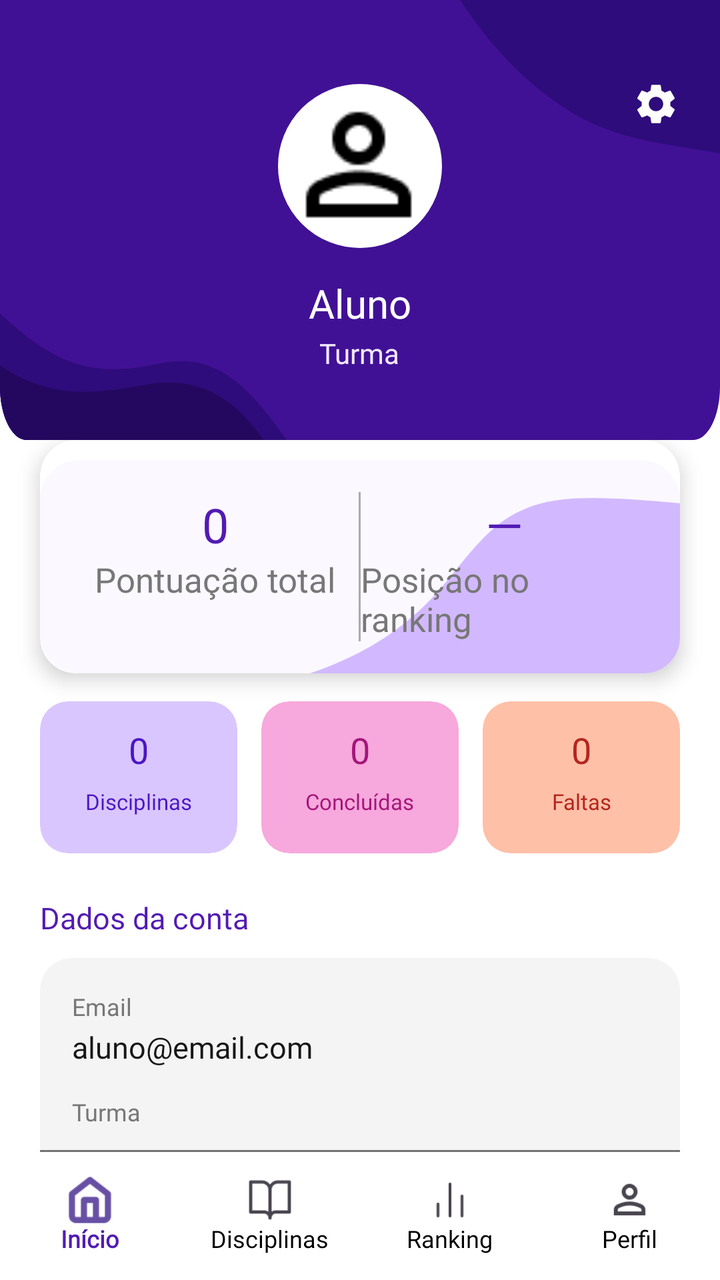
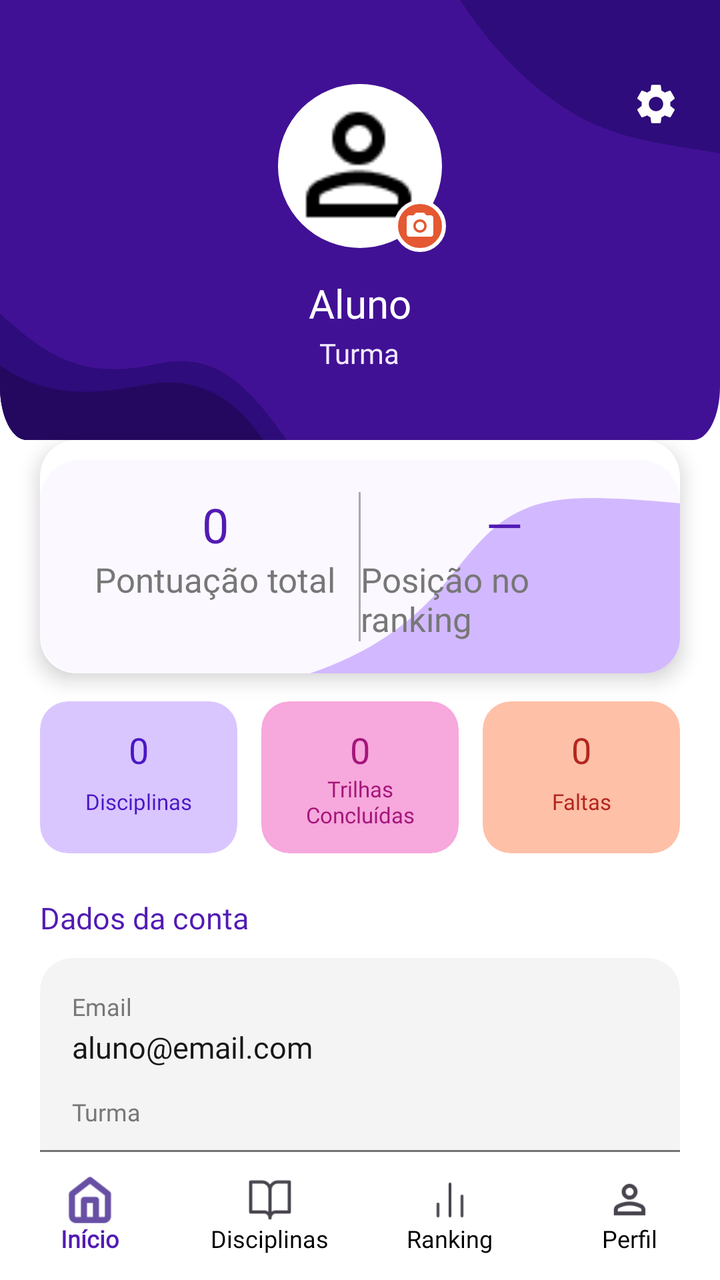

The first picture is an Android layout as it rendered before a commit; the second is the same layout after the commit. The layout source and the unified diff follow.
<!-- AndroidManifest.xml: application theme Theme.MeuFuturoAgora -->
<!-- res/layout/activity_tela_perfil_aluno.xml -->
<?xml version="1.0" encoding="utf-8"?>
<androidx.constraintlayout.widget.ConstraintLayout xmlns:android="http://schemas.android.com/apk/res/android"
    xmlns:app="http://schemas.android.com/apk/res-auto"
    xmlns:tools="http://schemas.android.com/tools"
    android:id="@+id/main"
    android:layout_width="match_parent"
    android:layout_height="match_parent"
    android:background="@android:color/white"
    tools:context=".TelaPerfilAluno">

    <androidx.core.widget.NestedScrollView
        android:layout_width="0dp"
        android:layout_height="0dp"
        android:clipToPadding="false"
        android:fillViewport="true"
        app:layout_constraintBottom_toTopOf="@id/bottomNavigation"
        app:layout_constraintEnd_toEndOf="parent"
        app:layout_constraintStart_toStartOf="parent"
        app:layout_constraintTop_toTopOf="parent">

        <LinearLayout
            android:layout_width="match_parent"
            android:layout_height="wrap_content"
            android:orientation="vertical"
            android:paddingBottom="24dp">

            

            <FrameLayout
                android:layout_width="match_parent"
                android:layout_height="wrap_content">

                <LinearLayout
                    android:layout_width="match_parent"
                    android:layout_height="220dp"
                    android:background="@drawable/bg_header_professor"
                    android:gravity="center_horizontal"
                    android:orientation="vertical"
                    android:paddingTop="40dp"
                    android:paddingBottom="20dp">

                    <com.google.android.material.imageview.ShapeableImageView
                        android:id="@+id/imgFotoPerfilAluno"
                        android:layout_width="86dp"
                        android:layout_height="86dp"
                        android:background="#FFFFFF"
                        android:contentDescription="Foto de perfil"
                        android:padding="3dp"
                        android:scaleType="centerCrop"
                        android:src="@drawable/ic_perfil"
                        app:shapeAppearanceOverlay="@style/CircleImageView"
                        app:strokeColor="#FFFFFF"
                        app:strokeWidth="2dp" />

                    <TextView
                        android:id="@+id/tvNomePerfilAluno"
                        android:layout_width="wrap_content"
                        android:layout_height="wrap_content"
                        android:layout_marginTop="12dp"
                        android:fontFamily="@font/poppins_bold"
                        android:text="Aluno"
                        android:textColor="#FFFFFF"
                        android:textSize="20sp" />

                    <TextView
                        android:id="@+id/tvTurmaPerfilAluno"
                        android:layout_width="wrap_content"
                        android:layout_height="wrap_content"
                        android:layout_marginTop="2dp"
                        android:fontFamily="@font/poppins_regular"
                        android:text="Turma"
                        android:textColor="#F2E9FF"
                        android:textSize="14sp" />

                </LinearLayout>

                <ImageView
                    android:id="@+id/btnConfiguracoesAluno"
                    android:layout_width="24dp"
                    android:layout_height="24dp"
                    android:layout_gravity="end|top"
                    android:layout_marginTop="40dp"
                    android:layout_marginEnd="20dp"
                    android:contentDescription="Configurações"
                    android:src="@drawable/ic_configuracoes"
                    app:tint="#FFFFFF" />

            </FrameLayout>

            
            
            

            <androidx.cardview.widget.CardView
                android:layout_width="match_parent"
                android:layout_height="wrap_content"
                android:layout_marginStart="20dp"
                android:layout_marginEnd="20dp"
                app:cardBackgroundColor="@android:color/white"
                app:cardCornerRadius="18dp"
                app:cardElevation="6dp">

                <LinearLayout
                    android:layout_width="match_parent"
                    android:layout_height="wrap_content"
                    android:background="@drawable/bg_card_pontuacao"
                    android:layout_marginTop="10dp"
                    android:orientation="horizontal"
                    android:padding="16dp">

                    <LinearLayout
                        android:layout_width="0dp"
                        android:layout_height="wrap_content"
                        android:layout_weight="1"
                        android:gravity="center_horizontal"
                        android:orientation="vertical">

                        <TextView
                            android:id="@+id/tvPontuacaoTotalAluno"
                            android:layout_width="wrap_content"
                            android:layout_height="wrap_content"
                            android:fontFamily="@font/poppins_bold"
                            android:text="0"
                            android:textColor="@color/roxo_primario"
                            android:textSize="24sp" />

                        <TextView
                            android:layout_width="wrap_content"
                            android:layout_height="wrap_content"
                            android:fontFamily="@font/poppins_regular"
                            android:text="Pontuação total"
                            android:textColor="@color/texto_cinza"
                            android:textSize="17sp" />

                    </LinearLayout>

                    <View
                        android:layout_width="1dp"
                        android:layout_height="match_parent"
                        android:background="@color/linha_cinza" />

                    <LinearLayout
                        android:layout_width="0dp"
                        android:layout_height="wrap_content"
                        android:layout_weight="1"
                        android:gravity="center_horizontal"
                        android:orientation="vertical">

                        <TextView
                            android:id="@+id/tvPosicaoRankingAluno"
                            android:layout_width="wrap_content"
                            android:layout_height="wrap_content"
                            android:fontFamily="@font/poppins_bold"
                            android:text="—"
                            android:textColor="@color/roxo_primario"
                            android:textSize="24sp" />

                        <TextView
                            android:layout_width="wrap_content"
                            android:layout_height="wrap_content"
                            android:fontFamily="@font/poppins_regular"
                            android:text="Posição no ranking"
                            android:textColor="@color/texto_cinza"
                            android:textSize="17sp" />

                    </LinearLayout>

                </LinearLayout>

            </androidx.cardview.widget.CardView>

            

            <LinearLayout
                android:layout_width="match_parent"
                android:layout_height="wrap_content"
                android:layout_marginStart="20dp"
                android:layout_marginTop="14dp"
                android:layout_marginEnd="20dp"
                android:orientation="horizontal">

                <androidx.cardview.widget.CardView
                    android:layout_width="0dp"
                    android:layout_height="wrap_content"
                    android:layout_marginEnd="6dp"
                    android:layout_weight="1"
                    app:cardBackgroundColor="#D9C6FF"
                    app:cardCornerRadius="14dp"
                    app:cardElevation="0dp">

                    <LinearLayout
                        android:layout_width="match_parent"
                        android:layout_height="wrap_content"
                        android:gravity="center"
                        android:orientation="vertical"
                        android:padding="12dp">

                        <TextView
                            android:id="@+id/tvQtdDisciplinasPerfil"
                            android:layout_width="wrap_content"
                            android:layout_height="wrap_content"
                            android:fontFamily="@font/poppins_bold"
                            android:text="0"
                            android:textColor="#4A16C4"
                            android:textSize="18sp" />

                        <TextView
                            android:layout_width="wrap_content"
                            android:layout_height="wrap_content"
                            android:fontFamily="@font/poppins_regular"
                            android:gravity="center"
                            android:lines="2"
                            android:text="Disciplinas"
                            android:textColor="#4A16C4"
                            android:textSize="11sp" />

                    </LinearLayout>

                </androidx.cardview.widget.CardView>

                <androidx.cardview.widget.CardView
                    android:layout_width="0dp"
                    android:layout_height="wrap_content"
                    android:layout_marginStart="6dp"
                    android:layout_marginEnd="6dp"
                    android:layout_weight="1"
                    app:cardBackgroundColor="#F7A8DC"
                    app:cardCornerRadius="14dp"
                    app:cardElevation="0dp">

                    <LinearLayout
                        android:layout_width="match_parent"
                        android:layout_height="wrap_content"
                        android:gravity="center"
                        android:orientation="vertical"
                        android:padding="12dp">

                        <TextView
                            android:id="@+id/tvQtdConcluidasPerfil"
                            android:layout_width="wrap_content"
                            android:layout_height="wrap_content"
                            android:fontFamily="@font/poppins_bold"
                            android:text="0"
                            android:textColor="#A3167A"
                            android:textSize="18sp" />

                        <TextView
                            android:layout_width="wrap_content"
                            android:layout_height="wrap_content"
                            android:fontFamily="@font/poppins_regular"
                            android:gravity="center"
                            android:lines="2"
                            android:text="Concluídas"
                            android:textColor="#A3167A"
                            android:textSize="11sp" />

                    </LinearLayout>

                </androidx.cardview.widget.CardView>

                <androidx.cardview.widget.CardView
                    android:layout_width="0dp"
                    android:layout_height="wrap_content"
                    android:layout_marginStart="6dp"
                    android:layout_weight="1"
                    app:cardBackgroundColor="#FFC0A8"
                    app:cardCornerRadius="14dp"
                    app:cardElevation="0dp">

                    <LinearLayout
                        android:layout_width="match_parent"
                        android:layout_height="wrap_content"
                        android:gravity="center"
                        android:orientation="vertical"
                        android:padding="12dp">

                        <TextView
                            android:id="@+id/tvQtdFaltasPerfil"
                            android:layout_width="wrap_content"
                            android:layout_height="wrap_content"
                            android:fontFamily="@font/poppins_bold"
                            android:text="0"
                            android:textColor="#B3261E"
                            android:textSize="18sp" />

                        <TextView
                            android:layout_width="wrap_content"
                            android:layout_height="wrap_content"
                            android:fontFamily="@font/poppins_regular"
                            android:gravity="center"
                            android:lines="2"
                            android:text="Faltas"
                            android:textColor="#B3261E"
                            android:textSize="11sp" />

                    </LinearLayout>

                </androidx.cardview.widget.CardView>

            </LinearLayout>

            

            <TextView
                android:layout_width="wrap_content"
                android:layout_height="wrap_content"
                android:layout_marginStart="20dp"
                android:layout_marginTop="22dp"
                android:fontFamily="@font/poppins_bold"
                android:text="Dados da conta"
                android:textColor="@color/roxo_primario"
                android:textSize="15sp" />

            <androidx.cardview.widget.CardView
                android:layout_width="match_parent"
                android:layout_height="wrap_content"
                android:layout_marginStart="20dp"
                android:layout_marginTop="10dp"
                android:layout_marginEnd="20dp"
                app:cardBackgroundColor="@color/fundo_cinza_claro"
                app:cardCornerRadius="16dp"
                app:cardElevation="0dp">

                <LinearLayout
                    android:layout_width="match_parent"
                    android:layout_height="wrap_content"
                    android:orientation="vertical"
                    android:padding="16dp">

                    <TextView
                        android:layout_width="wrap_content"
                        android:layout_height="wrap_content"
                        android:fontFamily="@font/poppins_semibold"
                        android:text="Email"
                        android:textColor="@color/texto_cinza"
                        android:textSize="12sp" />

                    <TextView
                        android:id="@+id/tvEmailPerfilAluno"
                        android:layout_width="wrap_content"
                        android:layout_height="wrap_content"
                        android:layout_marginTop="2dp"
                        android:fontFamily="@font/poppins_regular"
                        android:text="aluno@email.com"
                        android:textColor="@color/texto_escuro"
                        android:textSize="15sp" />

                    <TextView
                        android:layout_width="wrap_content"
                        android:layout_height="wrap_content"
                        android:layout_marginTop="14dp"
                        android:fontFamily="@font/poppins_semibold"
                        android:text="Turma"
                        android:textColor="@color/texto_cinza"
                        android:textSize="12sp" />

                    <TextView
                        android:id="@+id/tvTurmaContaPerfilAluno"
                        android:layout_width="wrap_content"
                        android:layout_height="wrap_content"
                        android:layout_marginTop="2dp"
                        android:fontFamily="@font/poppins_regular"
                        android:text="—"
                        android:textColor="@color/texto_escuro"
                        android:textSize="15sp" />

                    <TextView
                        android:layout_width="wrap_content"
                        android:layout_height="wrap_content"
                        android:layout_marginTop="14dp"
                        android:fontFamily="@font/poppins_semibold"
                        android:text="Tipo de conta"
                        android:textColor="@color/texto_cinza"
                        android:textSize="12sp" />

                    <TextView
                        android:layout_width="wrap_content"
                        android:layout_height="wrap_content"
                        android:layout_marginTop="2dp"
                        android:fontFamily="@font/poppins_regular"
                        android:text="Aluno"
                        android:textColor="@color/texto_escuro"
                        android:textSize="15sp" />

                </LinearLayout>

            </androidx.cardview.widget.CardView>

        </LinearLayout>

    </androidx.core.widget.NestedScrollView>

    <View
        android:id="@+id/linhaBottomBar"
        android:layout_width="0dp"
        android:layout_height="1dp"
        android:layout_marginStart="20dp"
        android:layout_marginEnd="20dp"
        android:background="#737373"
        app:layout_constraintBottom_toTopOf="@id/bottomNavigation"
        app:layout_constraintEnd_toEndOf="parent"
        app:layout_constraintStart_toStartOf="parent" />

    <com.google.android.material.bottomnavigation.BottomNavigationView
        android:id="@+id/bottomNavigation"
        android:layout_width="0dp"
        android:layout_height="wrap_content"
        app:paddingBottomSystemWindowInsets="false"
        android:background="@android:color/white"
        android:minHeight="64dp"
        app:itemActiveIndicatorStyle="@style/BottomNavigationActiveIndicator"
        app:itemHorizontalTranslationEnabled="false"
        app:itemIconSize="24dp"
        app:itemIconTint="@null"
        app:itemTextAppearanceActive="@style/BottomNavigationText"
        app:itemTextAppearanceInactive="@style/BottomNavigationText"
        app:itemTextColor="@color/bottom_navigation_text"
        app:labelVisibilityMode="labeled"
        app:layout_constraintBottom_toBottomOf="parent"
        app:layout_constraintEnd_toEndOf="parent"
        app:layout_constraintStart_toStartOf="parent"
        app:menu="@menu/menu_aluno" />

</androidx.constraintlayout.widget.ConstraintLayout>
<!-- resources referenced by this layout -->
<resources>
  <color name="fundo_cinza_claro">#F4F4F4</color>
  <color name="linha_cinza">#AAAAAA</color>
  <color name="roxo_primario">#521BB3</color>
  <color name="texto_cinza">#777777</color>
  <color name="texto_escuro">#171717</color>
  <!-- drawable bg_card_pontuacao (drawable) -->
  <?xml version="1.0" encoding="utf-8"?>
  <layer-list xmlns:android="http://schemas.android.com/apk/res/android">
  
      
      <item>
          <shape android:shape="rectangle">
              <solid android:color="#FBF8FF" />
              <corners android:radius="20dp" />
          </shape>
      </item>
  
      
      <item
          android:gravity="bottom|end">
  
          <vector
              android:width="360dp"
              android:height="100dp"
              android:viewportWidth="360"
              android:viewportHeight="100">
  
              <path
                  android:fillColor="#D2B9FF"
                  android:pathData="
                      M 175,100
  
                      C 205,90 225,75 240,58
                      C 255,40 265,25 282,18
                      C 300,10 325,12 360,15
  
                      L 360,100
                      Z" />
  
          </vector>
  
      </item>
  
  </layer-list>
  <style name="BottomNavigationActiveIndicator">
          <item name="android:color">@android:color/transparent</item>
      </style>
  <style name="BottomNavigationText">
          <item name="android:textSize">12sp</item>
          <item name="android:fontFamily">@font/poppins_semibold</item>
      </style>
  <style name="CircleImageView">
          <item name="cornerFamily">rounded</item>
          <item name="cornerSize">50%</item>
      </style>
  <style name="Theme.MeuFuturoAgora" parent="Base.Theme.MeuFuturoAgora" />
  <style name="Base.Theme.MeuFuturoAgora" parent="Theme.Material3.DayNight.NoActionBar">
          <item name="android:navigationBarColor">@android:color/transparent</item>
      </style>
  <!-- unchanged entries left out for length: 3 -->
</resources>

<!-- the commit's change to res/layout/activity_tela_perfil_aluno.xml (unified diff, before → after) -->
@@ -39,18 +39,34 @@
                     android:paddingTop="40dp"
                     android:paddingBottom="20dp">
 
+                    
+                    <FrameLayout
+                        android:layout_width="wrap_content"
+                        android:layout_height="wrap_content">
+
                     <com.google.android.material.imageview.ShapeableImageView
                         android:id="@+id/imgFotoPerfilAluno"
                         android:layout_width="86dp"
                         android:layout_height="86dp"
                         android:background="#FFFFFF"
-                        android:contentDescription="Foto de perfil"
+                        android:contentDescription="Foto de perfil (toque para trocar)"
                         android:padding="3dp"
                         android:scaleType="centerCrop"
                         android:src="@drawable/ic_perfil"
                         app:shapeAppearanceOverlay="@style/CircleImageView"
                         app:strokeColor="#FFFFFF"
                         app:strokeWidth="2dp" />
+
+                        <ImageView
+                            android:layout_width="26dp"
+                            android:layout_height="26dp"
+                            android:layout_gravity="bottom|end"
+                            android:background="@drawable/bg_circulo_camera"
+                            android:contentDescription="@null"
+                            android:padding="5dp"
+                            android:src="@drawable/ic_camera" />
+
+                    </FrameLayout>
 
                     <TextView
                         android:id="@+id/tvNomePerfilAluno"
@@ -250,7 +266,7 @@
                             android:fontFamily="@font/poppins_regular"
                             android:gravity="center"
                             android:lines="2"
-                            android:text="Concluídas"
+                            android:text="Trilhas Concluídas"
                             android:textColor="#A3167A"
                             android:textSize="11sp" />
 
<!-- resource entries referenced after the edit -->
@@ -44,6 +44,31 @@
       </item>
   
   </layer-list>
+  <!-- drawable bg_circulo_camera (drawable) -->
+  <?xml version="1.0" encoding="utf-8"?>
+  <shape xmlns:android="http://schemas.android.com/apk/res/android"
+      android:shape="oval">
+  
+      <solid android:color="@color/laranja_primario" />
+  
+      <stroke
+          android:width="2dp"
+          android:color="#FFFFFF" />
+  
+  </shape>
+  <!-- drawable ic_camera (drawable) -->
+  <?xml version="1.0" encoding="utf-8"?>
+  <vector xmlns:android="http://schemas.android.com/apk/res/android"
+      android:width="24dp"
+      android:height="24dp"
+      android:viewportWidth="24"
+      android:viewportHeight="24">
+  
+      <path
+          android:fillColor="#FFFFFF"
+          android:pathData="M12,15.2A3.2,3.2 0,1 0,12 8.8a3.2,3.2 0,1 0,0 6.4zM9,2L7.17,4L4,4c-1.1,0 -2,0.9 -2,2v12c0,1.1 0.9,2 2,2h16c1.1,0 2,-0.9 2,-2L22,6c0,-1.1 -0.9,-2 -2,-2h-3.17L15,2L9,2zM12,17c-2.76,0 -5,-2.24 -5,-5s2.24,-5 5,-5 5,2.24 5,5 -2.24,5 -5,5z" />
+  
+  </vector>
   <style name="BottomNavigationActiveIndicator">
           <item name="android:color">@android:color/transparent</item>
       </style>
@@ -56,6 +81,7 @@
           <item name="cornerSize">50%</item>
       </style>
   <style name="Theme.MeuFuturoAgora" parent="Base.Theme.MeuFuturoAgora" />
+  <color name="laranja_primario">#E45832</color>
   <style name="Base.Theme.MeuFuturoAgora" parent="Theme.Material3.DayNight.NoActionBar">
           <item name="android:navigationBarColor">@android:color/transparent</item>
       </style>
